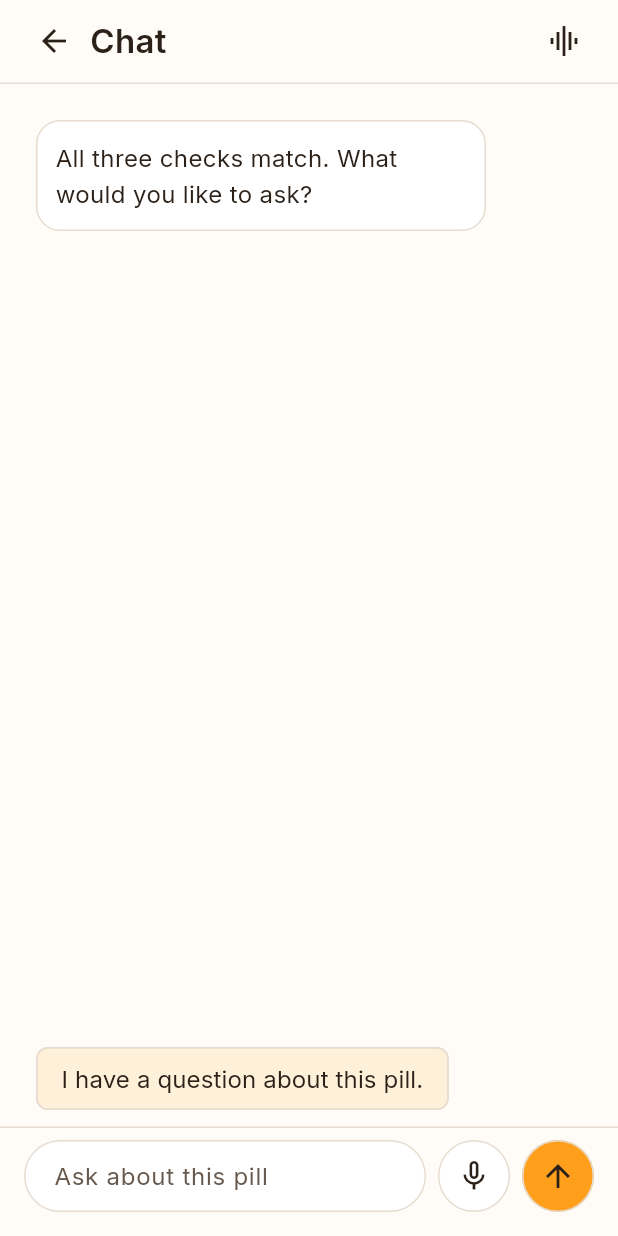
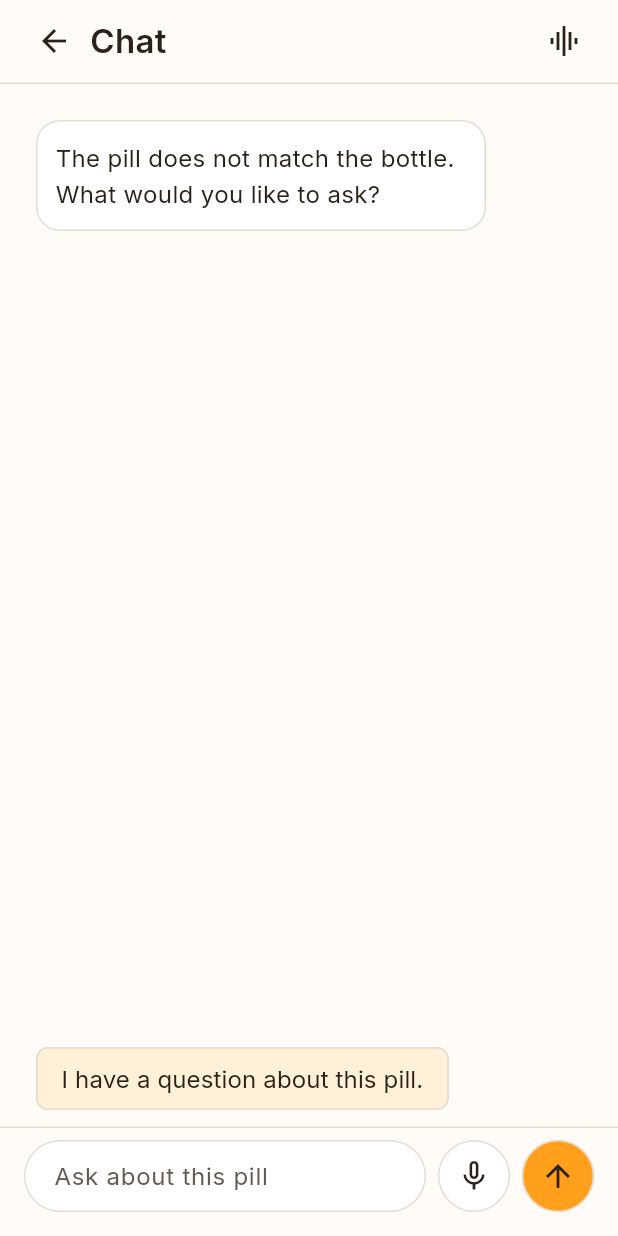
Before and after one commit to viktorinkov/HackMIT-2026, a Flutter app: the ChatScreen screen opened directly, on a phone screen of 412 x 824 dp. Run offline on Flutter 3.47's test engine with Material 3 defaults, Android fonts, the phone set to English and light mode, and no system bars; our stand-ins replace image_picker, permission_handler; missing offline and left inert: siri_wave.

Commit message:
Make chat and voice copy follow the scan verdict
Co-Authored-By: Devin AI <158243242+devin-ai-integration[bot]@users.noreply.github.com>

```diff
--- a/mobile/lib/data/mock_data.dart
+++ b/mobile/lib/data/mock_data.dart
@@ -119,13 +119,33 @@ class MockBackend {
     return all[(index + 1) % all.length];
   }
 
-  static const String chatPrompt =
-      'All three checks match. What would you like to ask?';
-
   static const String chatSuggestion = 'I have a question about this pill.';
 
-  static String reply(String question) =>
-      'The imprint on your pill reads I-2, which belongs to ibuprofen 200 mg, '
-      'not the acetaminophen on the bottle. Do not take it, and report the '
-      'bottle so someone can check it.';
+  static String chatPrompt(ScanVerdict verdict) => switch (verdict) {
+        ScanVerdict.match =>
+          'All three checks match. What would you like to ask?',
+        ScanVerdict.mismatch =>
+          'The pill does not match the bottle. What would you like to ask?',
+        ScanVerdict.unconfirmed =>
+          'I could not confirm the pill. What would you like to ask?',
+        ScanVerdict.degradation =>
+          'The pill looks degraded. What would you like to ask?',
+      };
+
+  static String reply(ScanVerdict verdict, String question) =>
+      switch (verdict) {
+        ScanVerdict.match =>
+          'The imprint L484 belongs to acetaminophen 500 mg, the same medicine '
+              'as the bottle. Follow the dose on the label.',
+        ScanVerdict.mismatch =>
+          'The imprint on your pill reads I-2, which belongs to ibuprofen '
+              '200 mg, not the acetaminophen on the bottle. Do not take it, '
+              'and report the bottle so someone can check it.',
+        ScanVerdict.unconfirmed =>
+          'The imprint photo was too blurry to read. Take it again in better '
+              'light, or report the bottle if the pill still looks wrong.',
+        ScanVerdict.degradation =>
+          'The device readings are outside the expected range, so the pill may '
+              'have spoiled. Do not take it, and report the bottle.',
+      };
 }
--- a/mobile/lib/screens/chat_screen.dart
+++ b/mobile/lib/screens/chat_screen.dart
@@ -27,8 +27,11 @@ class ChatScreen extends StatefulWidget {
 class _ChatScreenState extends State<ChatScreen> {
   final _controller = TextEditingController();
   final _scrollController = ScrollController();
-  final _messages = <ChatMessage>[
-    const ChatMessage(MockBackend.chatPrompt, fromPeel: true),
+  late final _messages = <ChatMessage>[
+    ChatMessage(
+      MockBackend.chatPrompt(scanSession.result.verdict),
+      fromPeel: true,
+    ),
   ];
   bool _thinking = false;
   bool _reportReady = false;
@@ -53,7 +56,12 @@ class _ChatScreenState extends State<ChatScreen> {
     if (!mounted) return;
     setState(() {
       _thinking = false;
-      _messages.add(ChatMessage(MockBackend.reply(text), fromPeel: true));
+      _messages.add(
+        ChatMessage(
+          MockBackend.reply(scanSession.result.verdict, text),
+          fromPeel: true,
+        ),
+      );
       _reportReady = scanSession.result.canReport;
     });
     _scrollToEnd();
--- a/mobile/lib/screens/voice_screen.dart
+++ b/mobile/lib/screens/voice_screen.dart
@@ -4,6 +4,7 @@ import 'package:flutter/material.dart';
 import 'package:siri_wave/siri_wave.dart';
 
 import '../services/voice_service.dart';
+import '../state/scan_session.dart';
 import '../theme/peel_theme.dart';
 import '../widgets/animation_placeholder.dart';
 import '../widgets/peel_button.dart';
@@ -19,6 +20,7 @@ class VoiceScreen extends StatefulWidget {
 class _VoiceScreenState extends State<VoiceScreen> {
   final _waveController = IOS9SiriWaveformController(amplitude: 1, speed: 0.15);
   final _service = VoiceService(
+    verdict: scanSession.result.verdict,
     apiKey: const String.fromEnvironment('DEEPGRAM_API_KEY'),
   );
 
```
Also changed, not shown: mobile/lib/services/voice_service.dart (+9 -4 lines).
